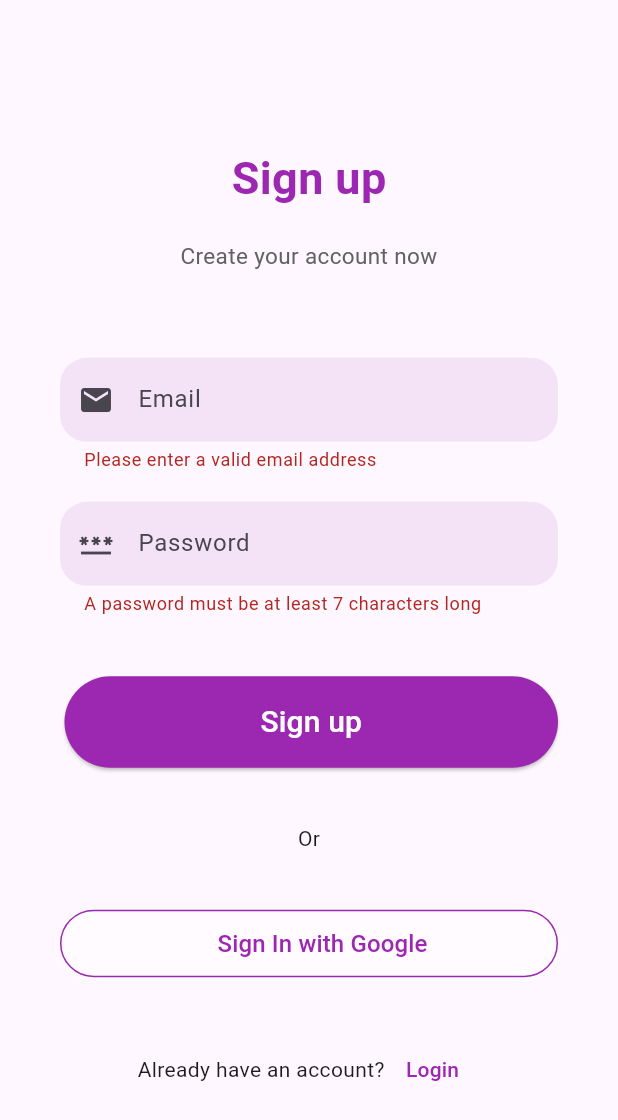
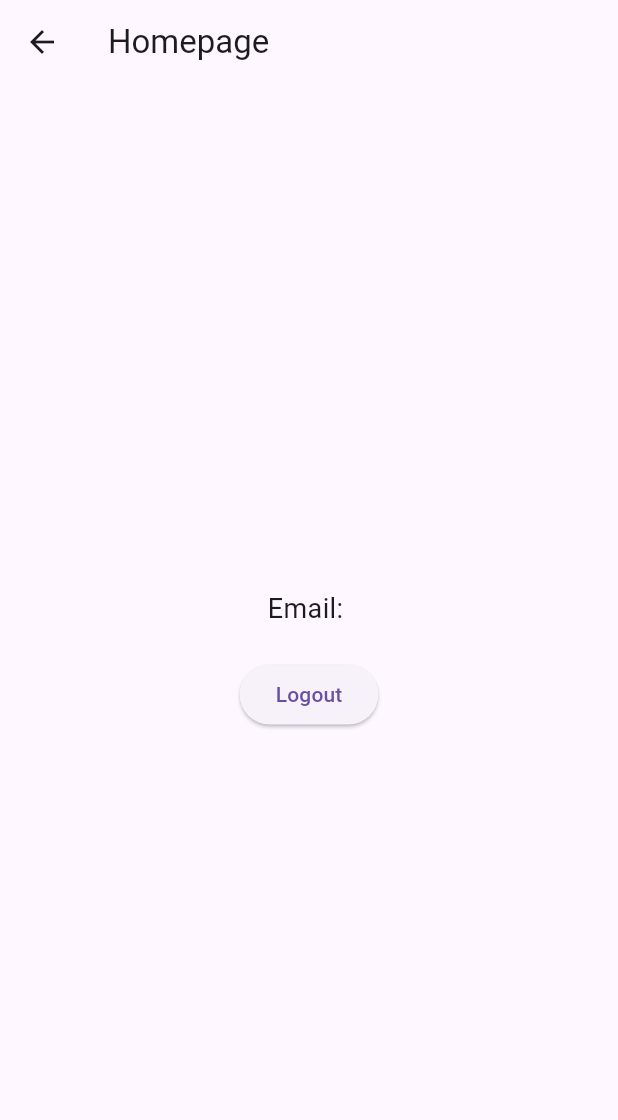
Before and after one commit to ZigaLarissa/flutter_firebase_auth, a Flutter app: the screen it shows after launch, after a tap on "Sign up", on a phone screen of 412 x 824 dp. Shown: the top 1120 px of the screen. Run offline on Flutter 3.47's test engine with Material 3 defaults, Android fonts, the phone set to English and light mode, and no system bars; our stand-ins replace firebase_auth, firebase_core; missing offline and left inert: dart:js; accounts and stored records are empty.

Commit message:
email/password authentication logs in user successfuly

```diff
--- /dev/null
+++ b/flutter_firebase_auth/lib/screens/home_screen.dart
@@ -0,0 +1,52 @@
+import 'package:flutter/material.dart';
+import 'package:firebase_auth/firebase_auth.dart';
+
+class HomePage extends StatelessWidget {
+  const HomePage({super.key});
+
+  @override
+  Widget build(BuildContext context) {
+    return Scaffold(
+      appBar: AppBar(
+        title: const Text('Homepage'),
+      ),
+      body: StreamBuilder<User?>(
+        stream: FirebaseAuth.instance.authStateChanges(),
+        builder: (BuildContext context, AsyncSnapshot<User?> snapshot) {
+          if (snapshot.connectionState == ConnectionState.waiting) {
+            return const Center(child: CircularProgressIndicator());
+          } else if (snapshot.hasError) {
+            return const Center(child: Text('Error fetching user'));
+          } else if (snapshot.data == null) {
+            // User is not logged in, handle this case as per your app logic
+            return const Center(child: Text('User not logged in yet ...'));
+          } else {
+            final User user = snapshot.data!;
+            return Center(
+              child: Column(
+                mainAxisAlignment: MainAxisAlignment.center,
+                children: [
+                  Text(
+                    'Email: ${user.email}',
+                    style: const TextStyle(fontSize: 18),
+                  ),
+                  const SizedBox(height: 20),
+                  ElevatedButton(
+                    onPressed: () async {
+                      // Sign out the user
+                      await FirebaseAuth.instance.signOut();
+                      // Navigate back to the previous page
+                      // ignore: use_build_context_synchronously
+                      Navigator.pop(context);
+                    },
+                    child: const Text('Logout'),
+                  ),
+                ],
+              ),
+            );
+          }
+        },
+      ),
+    );
+  }
+}
--- a/flutter_firebase_auth/lib/screens/signup_screen.dart
+++ b/flutter_firebase_auth/lib/screens/signup_screen.dart
@@ -1,7 +1,10 @@
 // ignore_for_file: avoid_print
+
+import 'dart:js';
 
 import 'package:firebase_auth/firebase_auth.dart';
 import 'package:flutter/material.dart';
+import 'package:flutter_firebase_auth/screens/home_screen.dart';
 
 final _auth = FirebaseAuth.instance;
 
@@ -32,7 +35,13 @@ class _SignupPageState extends State<SignupPage> {
         );
         print(existingUser);
       } else {
-        final newUser = await _auth.createUserWithEmailAndPassword(
+        final newUserCredential = await _auth.createUserWithEmailAndPassword(
+          email: email,
+          password: password,
+        );
+        print(newUserCredential);
+        // After successfully creating the new user, sign in the user
+        final newUser = await _auth.signInWithEmailAndPassword(
           email: email,
           password: password,
         );
@@ -137,7 +146,15 @@ class _SignupPageState extends State<SignupPage> {
                 Container(
                     padding: const EdgeInsets.only(top: 3, left: 3),
                     child: ElevatedButton(
-                      onPressed: onValidate,
+                      onPressed: () {
+                        onValidate();
+                        Navigator.push(
+                          context,
+                          MaterialPageRoute(
+                            builder: (context) => const HomePage(),
+                          ),
+                        );
+                      },
                       style: ElevatedButton.styleFrom(
                         shape: const StadiumBorder(),
                         padding: const EdgeInsets.symmetric(vertical: 16),
```
